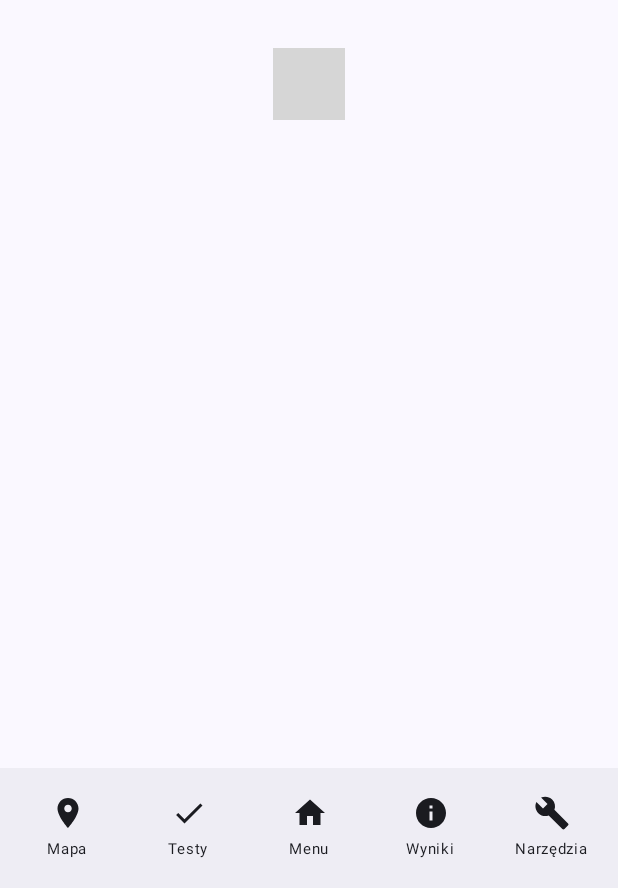
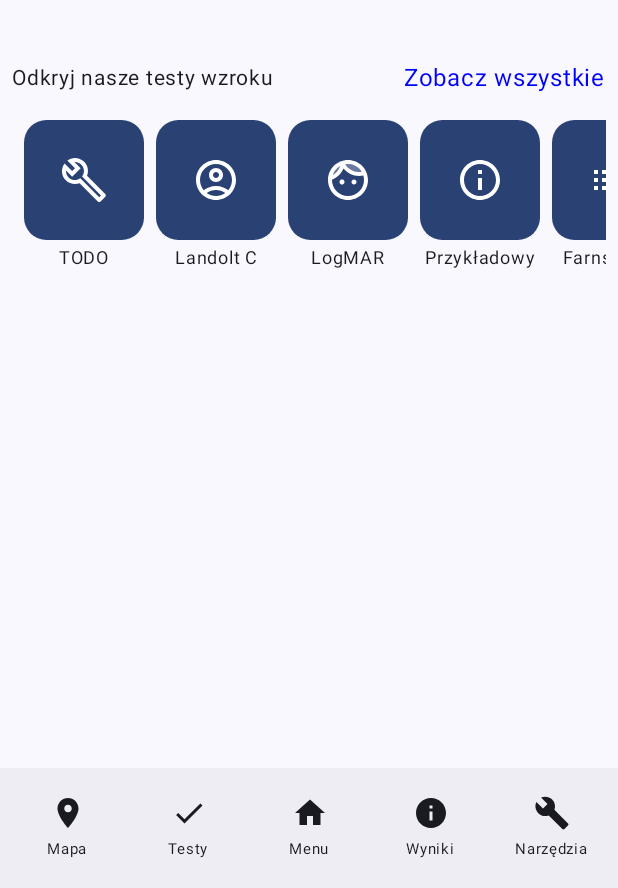
Before and after one commit to 321Proteus/myeye, an Android app built with Jetpack Compose: the MenuActivity screen opened directly, with no data from a screen before it, on a phone screen of 412 x 824 dp, the part 348-1236 px from its top. Run offline under Robolectric (Android 15) with nearby library versions, the phone set to English and light mode, and no system bars; grey boxes are pictures that could not be loaded.

Commit message:
Added test selector screen

```diff
--- a/app/src/main/AndroidManifest.xml
+++ b/app/src/main/AndroidManifest.xml
@@ -39,6 +39,7 @@
         <activity android:name=".ui.ResultBrowserActivity" />
         <activity android:name=".ui.SimpleDistanceActivity" />
         <activity android:name=".ui.SettingsActivity" />
+        <activity android:name=".ui.TestSelectorActivity" />
 
         <activity android:name=".ui.MapActivity" />
         <activity android:name=".ui.PlaceDetailsActivity" />
--- /dev/null
+++ b/app/src/main/java/me/proteus/myeye/ui/components/TestSelector.kt
@@ -0,0 +1,119 @@
+package me.proteus.myeye.ui.components
+
+import androidx.compose.animation.AnimatedContent
+import androidx.compose.foundation.background
+import androidx.compose.foundation.clickable
+import androidx.compose.foundation.layout.Arrangement
+import androidx.compose.foundation.layout.Box
+import androidx.compose.foundation.layout.Column
+import androidx.compose.foundation.layout.PaddingValues
+import androidx.compose.foundation.layout.Row
+import androidx.compose.foundation.layout.fillMaxSize
+import androidx.compose.foundation.layout.fillMaxWidth
+import androidx.compose.foundation.layout.height
+import androidx.compose.foundation.layout.padding
+import androidx.compose.foundation.layout.width
+import androidx.compose.foundation.lazy.LazyRow
+import androidx.compose.foundation.lazy.grid.GridCells
+import androidx.compose.foundation.lazy.grid.LazyVerticalGrid
+import androidx.compose.foundation.lazy.grid.items
+import androidx.compose.foundation.lazy.items
+import androidx.compose.material3.Text
+import androidx.compose.runtime.Composable
+import androidx.compose.runtime.getValue
+import androidx.compose.runtime.mutableStateOf
+import androidx.compose.runtime.remember
+import androidx.compose.runtime.setValue
+import androidx.compose.ui.Alignment
+import androidx.compose.ui.Modifier
+import androidx.compose.ui.graphics.Color
+import androidx.compose.ui.platform.LocalContext
+import androidx.compose.ui.unit.Dp
+import androidx.compose.ui.unit.dp
+import androidx.compose.ui.unit.sp
+import me.proteus.myeye.visiontests.VisionTestUtils
+
+@Composable
+fun ExpandableGrid(height: Dp, toggleExpand: Boolean) {
+    var expanded by remember { mutableStateOf(toggleExpand) }
+    val list = mutableListOf("TEST_BUILD", "TEST_CIRCLE", "SNELLEN_CHART", "TEST_INFO", "COLOR_ARRANGE", "REACTION_TEST")
+
+    Column(modifier = Modifier.fillMaxSize()) {
+
+        if (!toggleExpand) {
+            Row(
+                modifier = Modifier
+                    .padding(8.dp)
+                    .fillMaxWidth(),
+                horizontalArrangement = Arrangement.SpaceBetween
+            ) {
+                Text(
+                    "Odkryj nasze testy wzroku",
+                    fontSize = 14.sp,
+                )
+                Text(
+                    modifier = Modifier
+                        .clickable { expanded = !expanded },
+                    text = "Zobacz wszystkie",
+                    color = Color.Blue
+                )
+            }
+        }
+
+        AnimatedContent(targetState = expanded, label = "Grid Transition") { isExpanded ->
+            if (isExpanded) {
+
+                LazyVerticalGrid(
+                    columns = GridCells.Fixed(3),
+                    modifier = Modifier
+                        .weight(1f)
+                        .height(height)
+                        .padding(8.dp)
+                        .background(Color.LightGray),
+                    contentPadding = PaddingValues(8.dp),
+                    verticalArrangement = Arrangement.spacedBy(8.dp),
+                    horizontalArrangement = Arrangement.spacedBy(8.dp)
+                ) {
+                    items(list) { id ->
+                        Column(horizontalAlignment = Alignment.CenterHorizontally) {
+                            Box(Modifier.width(80.dp)) {
+                                VisionTestIcon(
+                                    modifier = Modifier,
+                                    testID = id,
+                                    size = 0.4f,
+                                    clickable = true,
+                                    context = LocalContext.current
+                                )
+                            }
+                            Text(VisionTestUtils().getTestNameByID(id), fontSize = 12.sp)
+                        }
+
+                    }
+                }
+            } else {
+
+                LazyRow(
+                    modifier = Modifier.fillMaxWidth().padding(8.dp),
+                    contentPadding = PaddingValues(horizontal = 8.dp),
+                    horizontalArrangement = Arrangement.spacedBy(8.dp)
+                ) {
+                    items(list) { id ->
+                        Column(horizontalAlignment = Alignment.CenterHorizontally) {
+                            Box(Modifier.width(80.dp)) {
+                                VisionTestIcon(
+                                    modifier = Modifier,
+                                    testID = id,
+                                    size = 0.4f,
+                                    clickable = true,
+                                    context = LocalContext.current
+                                )
+                            }
+                            Text(VisionTestUtils().getTestNameByID(id), fontSize = 12.sp)
+                        }
+
+                    }
+                }
+            }
+        }
+    }
+}
--- a/app/src/main/java/me/proteus/myeye/ui/VisionTestIcon.kt
+++ b/app/src/main/java/me/proteus/myeye/ui/components/VisionTestIcon.kt
@@ -1,4 +1,4 @@
-package me.proteus.myeye.ui
+package me.proteus.myeye.ui.components
 
 import android.app.Activity
 import android.content.Context
@@ -16,6 +16,7 @@ import androidx.compose.ui.Alignment
 import androidx.compose.ui.Modifier
 import androidx.compose.ui.draw.clip
 import androidx.compose.ui.unit.dp
+import me.proteus.myeye.ui.VisionTestLayoutActivity
 import me.proteus.myeye.visiontests.VisionTestUtils
 
 @Composable
```
Also changed, not shown: app/src/main/java/me/proteus/myeye/ui/TestSelectorActivity.kt (added, +36 -0 lines).
